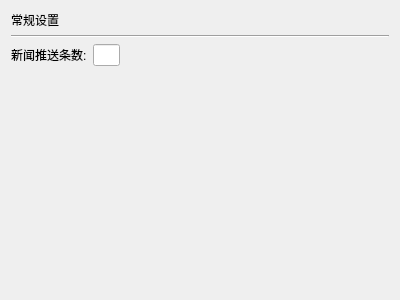
Qt form ui/setting_window.ui (weijiang1994/BookManage) before a commit.
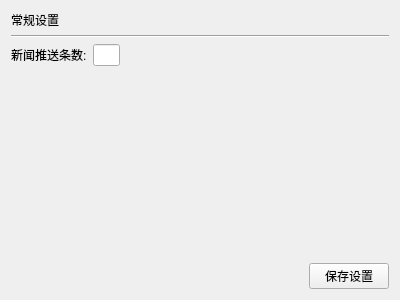
The same form after that commit.

What changed in the file:
```diff
--- a/ui/setting_window.ui
+++ b/ui/setting_window.ui
@@ -63,9 +63,7 @@
        </item>
       </layout>
      </item>
-    </layout>
-   </item>
-   <item row="1" column="0">
+     <item>
     <spacer name="verticalSpacer">
      <property name="orientation">
       <enum>Qt::Vertical</enum>
@@ -77,6 +75,32 @@
       </size>
      </property>
     </spacer>
+     </item>
+     <item>
+      <layout class="QHBoxLayout" name="horizontalLayout_2">
+       <item>
+        <spacer name="horizontalSpacer_2">
+         <property name="orientation">
+          <enum>Qt::Horizontal</enum>
+         </property>
+         <property name="sizeHint" stdset="0">
+          <size>
+           <width>40</width>
+           <height>20</height>
+          </size>
+         </property>
+        </spacer>
+       </item>
+       <item>
+        <widget class="QPushButton" name="pushButton">
+         <property name="text">
+          <string>保存设置</string>
+         </property>
+        </widget>
+       </item>
+      </layout>
+     </item>
+    </layout>
    </item>
   </layout>
  </widget>
```
Lines whose indentation alone changed are shown as unchanged.
